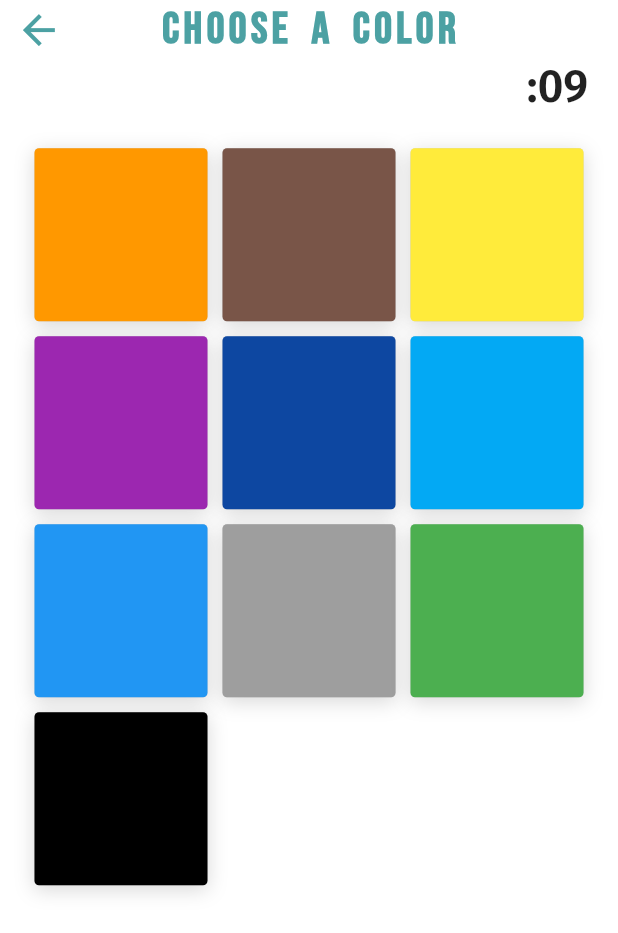
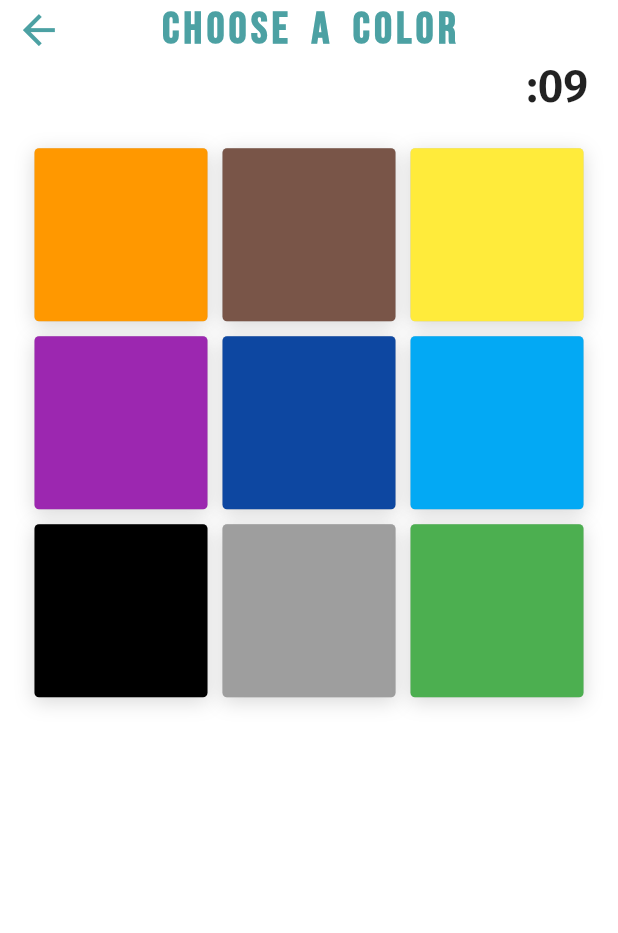
Before and after one commit to thamaraSenanayake/decetor, a Flutter app: the TextAnswersScreen screen opened directly, on a phone screen of 412 x 824 dp. Shown: the top 933 px of the screen. Run offline on Flutter 3.47's test engine with Material 2 defaults, Android fonts, the phone set to English and light mode, and no system bars; our stand-ins replace bot_toast, cloud_firestore, firebase_auth, firebase_core, flutter_screenutil, flutter_staggered_animations and 4 more; missing offline and left inert: pedantic; accounts and stored records are empty.

Commit message:
black color add

```diff
--- a/lib/presentation/screens/text/colorChoseForm.dart
+++ b/lib/presentation/screens/text/colorChoseForm.dart
@@ -13,8 +13,8 @@ class SelectColor extends StatefulWidget {
 }
 
 class _SelectColorState extends State<SelectColor> {
-  List _colorsList = [Colors.orange,Colors.brown,Colors.yellow,Colors.purple,Colors.blue[900],Colors.lightBlue,Colors.blue,Colors.grey,Colors.green,Colors.black];
-  List _scoreList = [2,2,2,2,3,4,6,8,1,6];
+  List _colorsList = [Colors.orange,Colors.brown,Colors.yellow,Colors.purple,Colors.blue[900],Colors.lightBlue,Colors.black,Colors.grey,Colors.green];
+  List _scoreList = [2,2,2,2,3,4,6,8,1];
   int _selectColor =-1;
 
 
--- a/lib/presentation/screens/text/result.dart
+++ b/lib/presentation/screens/text/result.dart
@@ -143,7 +143,7 @@ class _ResultViewState extends State<ResultView> {
                 )
               ),
 
-              result>75.0?
+              result>50.0?
               Padding(
                 padding:EdgeInsets.symmetric(horizontal: 20.w),
                 child: PrimaryButton(
```
